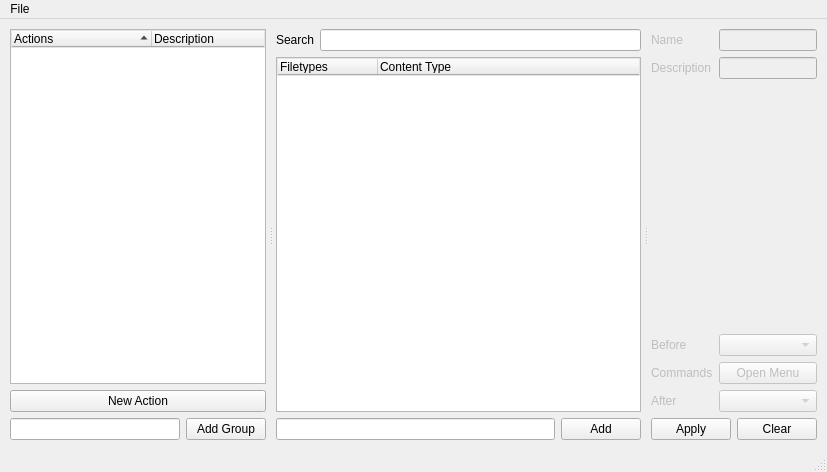
VodBox/pyWinContext, file app.ui: the form before one commit.
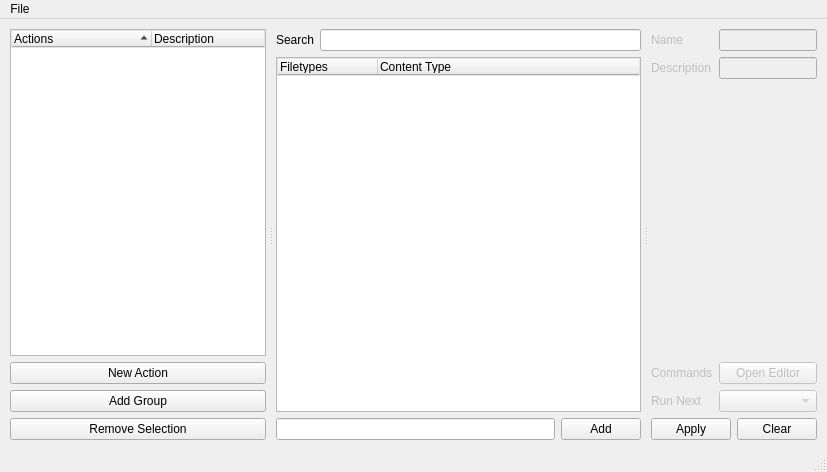
The form after the commit. Icons and pictures are not drawn.

Diff of the .ui file:
```diff
--- a/app.ui
+++ b/app.ui
@@ -150,9 +150,6 @@
             </item>
             <item>
              <layout class="QHBoxLayout" name="horizontalLayout_4">
-              <item>
-               <widget class="QLineEdit" name="lineEdit_6"/>
-              </item>
               <item>
                <widget class="QPushButton" name="pushButton_2">
                 <property name="text">
@@ -162,6 +159,13 @@
               </item>
              </layout>
             </item>
+            <item>
+             <widget class="QPushButton" name="pushButton_7">
+              <property name="text">
+               <string>Remove Selection</string>
+              </property>
+             </widget>
+            </item>
            </layout>
           </item>
          </layout>
@@ -318,16 +322,6 @@
             </property>
            </widget>
           </item>
-          <item row="4" column="0">
-           <widget class="QLabel" name="label_3">
-            <property name="enabled">
-             <bool>false</bool>
-            </property>
-            <property name="text">
-             <string>Commands</string>
-            </property>
-           </widget>
-          </item>
           <item row="2" column="1">
            <spacer name="verticalSpacer">
             <property name="orientation">
@@ -341,50 +335,43 @@
             </property>
            </spacer>
           </item>
-          <item row="4" column="1">
+          <item row="3" column="0">
+           <widget class="QLabel" name="label_3">
+            <property name="enabled">
+             <bool>false</bool>
+            </property>
+            <property name="text">
+             <string>Commands</string>
+            </property>
+           </widget>
+          </item>
+          <item row="3" column="1">
            <widget class="QPushButton" name="pushButton_6">
             <property name="enabled">
              <bool>false</bool>
             </property>
             <property name="text">
-             <string>Open Menu</string>
+             <string>Open Editor</string>
             </property>
            </widget>
           </item>
-          <item row="5" column="0">
+          <item row="4" column="0">
            <widget class="QLabel" name="label_5">
             <property name="enabled">
              <bool>false</bool>
             </property>
             <property name="text">
-             <string>After</string>
+             <string>Run Next</string>
             </property>
            </widget>
           </item>
-          <item row="5" column="1">
+          <item row="4" column="1">
            <widget class="QComboBox" name="comboBox">
             <property name="enabled">
              <bool>false</bool>
             </property>
            </widget>
           </item>
-          <item row="3" column="0">
-           <widget class="QLabel" name="label_6">
-            <property name="enabled">
-             <bool>false</bool>
-            </property>
-            <property name="text">
-             <string>Before</string>
-            </property>
-           </widget>
-          </item>
-          <item row="3" column="1">
-           <widget class="QComboBox" name="comboBox_2">
-            <property name="enabled">
-             <bool>false</bool>
-            </property>
-           </widget>
-          </item>
          </layout>
         </item>
         <item>
```
